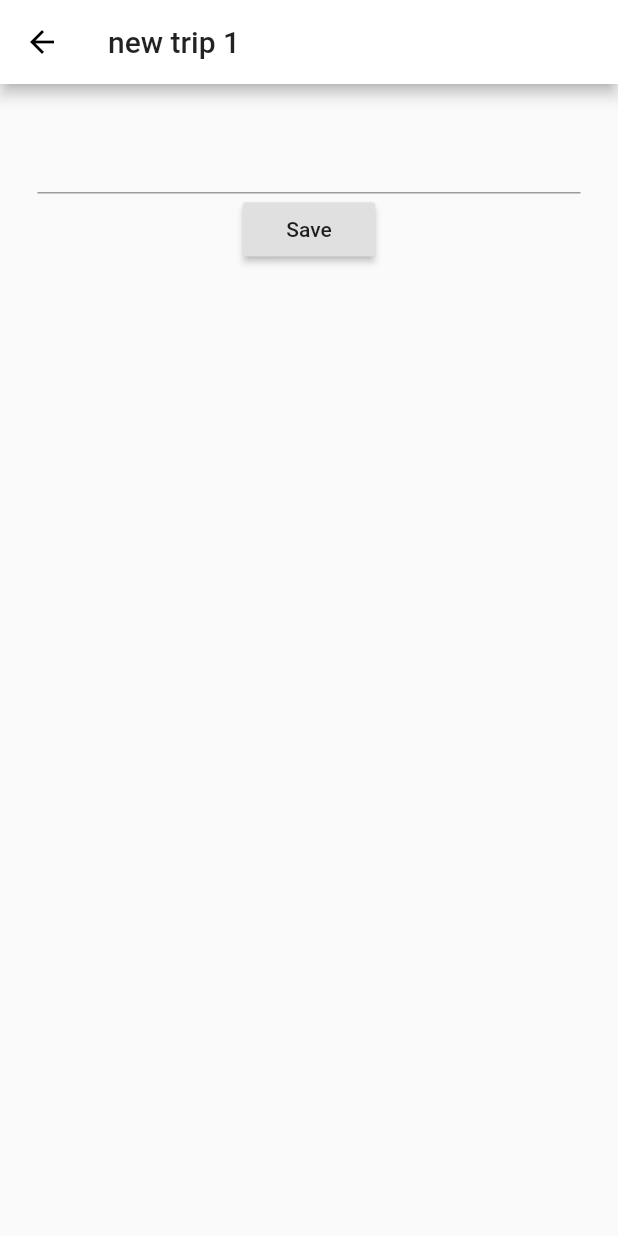
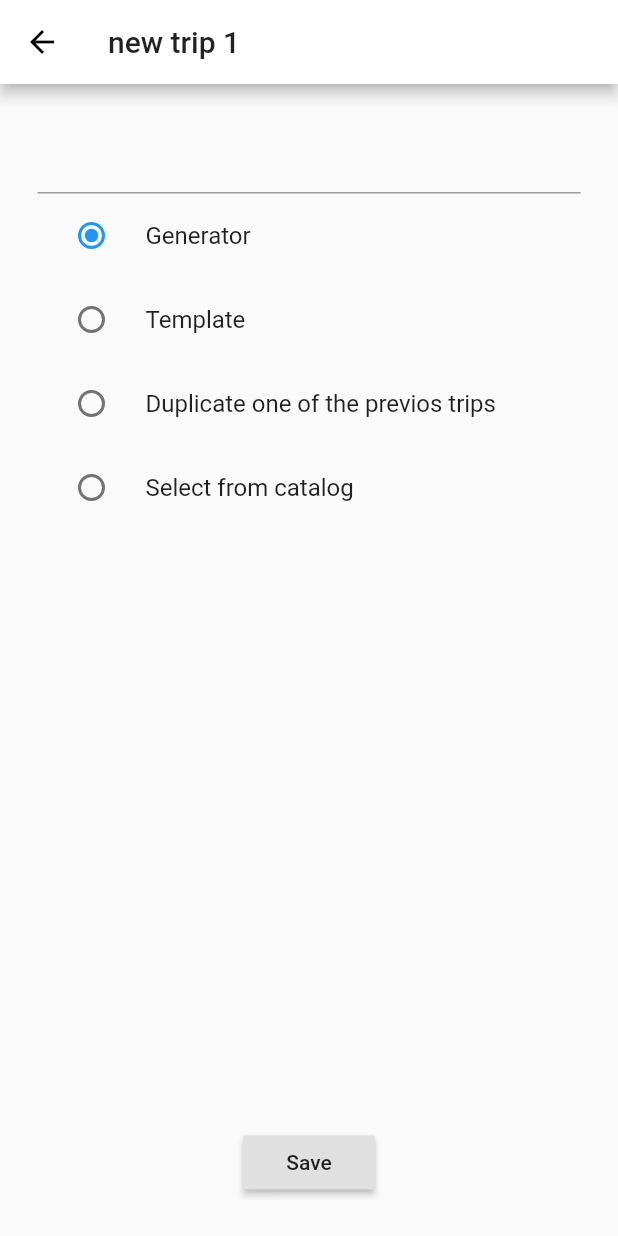
Before and after one commit to tanyapog/travel_list, a Flutter app: the TripEditScreen screen opened directly, on a phone screen of 412 x 824 dp. Run offline on Flutter 3.47's test engine with Material 2 defaults, Android fonts, the phone set to English and light mode, and no system bars.

Commit message:
see #3 radioButton block for selecting source of items

```diff
--- a/lib/screens/trip_edit/trip_edit.dart
+++ b/lib/screens/trip_edit/trip_edit.dart
@@ -9,9 +9,16 @@ class TripEditScreen extends StatefulWidget {
   _TripEditState createState() => _TripEditState();
 }
 
+enum ItemsSource {generator, template, duplicatePreviosTrip, selectFromCatalog}
+
 class _TripEditState extends State<TripEditScreen> {
   final _formKey = GlobalKey<FormState>();
-
+  ItemsSource _itemsSource = ItemsSource.generator;
+  var _itemsSourceLabels = {
+    ItemsSource.generator:'Generator',
+    ItemsSource.template:'Template',
+    ItemsSource.duplicatePreviosTrip:'Duplicate one of the previos trips',
+    ItemsSource.selectFromCatalog:'Select from catalog'};
   @override
   Widget build(BuildContext context) {
     return Form(
@@ -26,7 +33,8 @@ class _TripEditState extends State<TripEditScreen> {
               mainAxisAlignment: MainAxisAlignment.start,
               children: <Widget>[
                 _tripNameField(),
-                _saveButton(context)
+                _itemSourceRadio(),
+                _saveButton(context),
               ],
             ),
           )
@@ -47,6 +55,25 @@ class _TripEditState extends State<TripEditScreen> {
     );
   }
 
+  Expanded _itemSourceRadio() {
+    return Expanded (
+      child: ListView.builder(
+        itemCount: _itemsSourceLabels.length,
+        itemBuilder: (BuildContext context, int i) {
+          ItemsSource itemsSource = _itemsSourceLabels.keys.elementAt(i);
+          return RadioListTile<ItemsSource>(
+            title: Text('${_itemsSourceLabels[itemsSource]}'),
+            value: itemsSource,
+            groupValue: _itemsSource,
+            onChanged: (ItemsSource value) {
+              setState(() { _itemsSource = value; });
+            },
+          );
+        }
+      ),
+    );
+  }
+
   RaisedButton _saveButton(BuildContext context) {
     return RaisedButton(
       child: Text('Save'),
```
